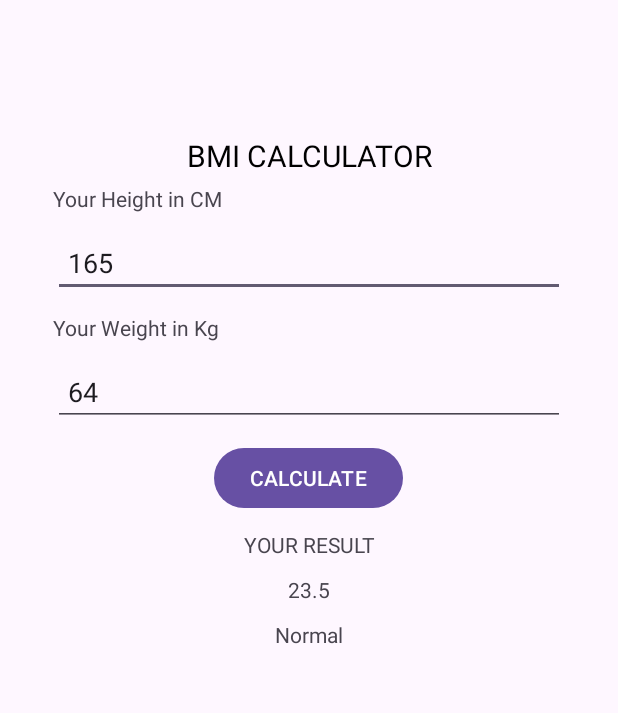
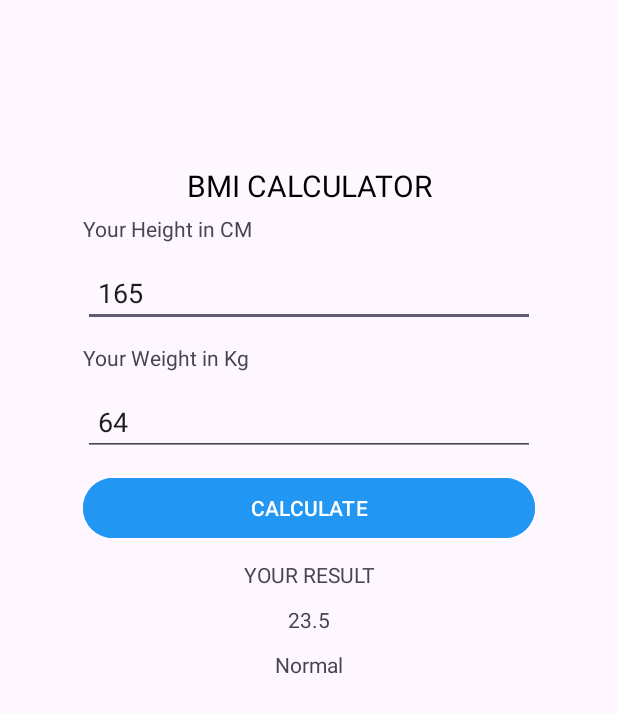
Before and after one commit to tannguyennn/63132204_MobileDev, an Android app: the screen it shows after launch (MainActivity), on a phone screen of 412 x 824 dp. Shown: the top 713 px of the screen. Run offline under Robolectric (Android 15) with nearby library versions, the phone set to English and light mode, and no system bars.

Commit message:
caap nhat homework6

```diff
--- a/Homework5/app/src/main/res/layout/activity_main.xml
+++ b/Homework5/app/src/main/res/layout/activity_main.xml
@@ -6,7 +6,7 @@
     android:layout_height="match_parent"
     android:orientation="vertical"
     tools:context=".MainActivity"
-    android:padding="30dp"
+    android:padding="50dp"
     >
 
     <TextView
@@ -57,11 +57,12 @@
 
     <Button
         android:id="@+id/button"
-        android:layout_width="wrap_content"
+        android:layout_width="match_parent"
         android:layout_height="wrap_content"
         android:text="CALCULATE"
         android:layout_gravity="center"
-        android:layout_margin="5dp"/>
+        android:layout_margin="5dp"
+        android:backgroundTint="#2196F3"/>
 
     <TextView
         android:id="@+id/textView4"
--- a/Homework5/app/src/main/res/values/strings.xml
+++ b/Homework5/app/src/main/res/values/strings.xml
@@ -1,3 +1,3 @@
 <resources>
-    <string name="app_name">Homework5</string>
+    <string name="app_name">BMI Calculator</string>
 </resources>
```
Also changed, not shown: Homework6/app/src/main/res/layout/activity_main.xml (+27 -9 lines).
